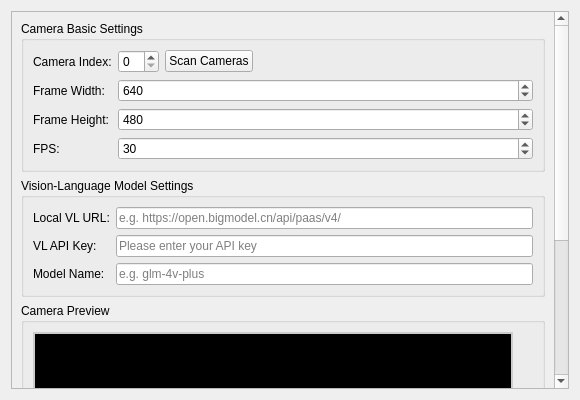
This is src/views/settings/components/camera/camera_widget.ui in alguemaiYT/Mina-a-Assistente-Virtual-Do-G.E.R.A as Qt 5 draws it before an edit. The edited form follows.
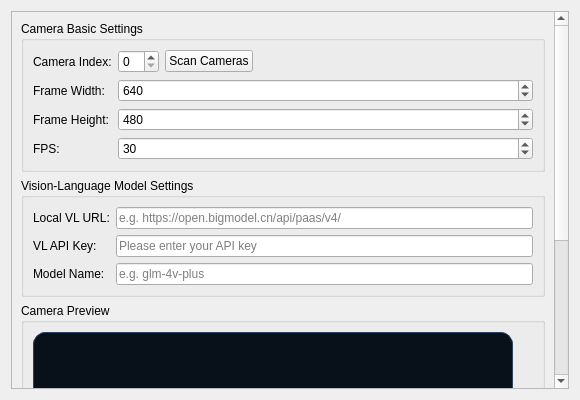
This is the edited form.

```diff
--- a/src/views/settings/components/camera/camera_widget.ui
+++ b/src/views/settings/components/camera/camera_widget.ui
@@ -220,7 +220,7 @@
              </size>
             </property>
             <property name="styleSheet">
-             <string>border: 2px solid #ccc; background-color: #000;</string>
+             <string>border: 1px solid #294563; border-radius: 12px; background-color: #08111a; color: #9cb7d7;</string>
             </property>
             <property name="text">
              <string>Camera preview area\nClick to refresh preview or change camera index</string>
```
